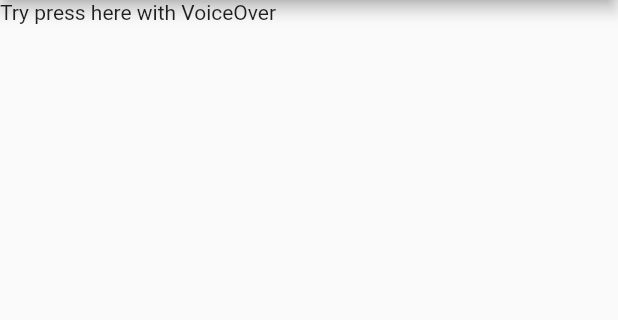
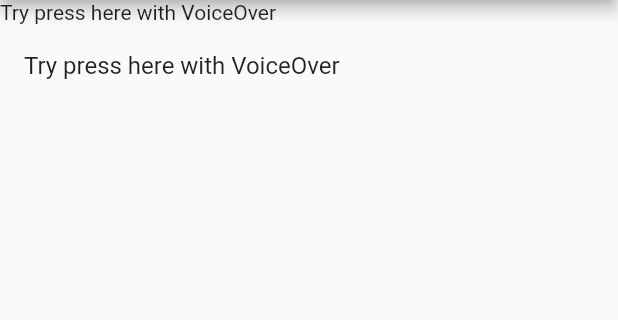
Before and after one commit to anjuiiita/Live_and_Learn, a Flutter app: the screen it shows after launch, on a phone screen of 412 x 824 dp, the part 84-404 px from its top. Run offline on Flutter 3.47's test engine with Material 2 defaults, Android fonts, the light colour scheme and no system bars.

Commit message:
add mesagge example

```diff
--- a/lib/entry/example.dart
+++ b/lib/entry/example.dart
@@ -1,4 +1,6 @@
 import 'package:flutter/material.dart';
+import 'package:live_and_learn/example/message.dart';
+import 'package:live_and_learn/tutorial/tutorial.dart';
 
 class ExampleView extends StatelessWidget {
   static const String route = '/example';
@@ -10,11 +12,30 @@
         title: Text("Live And Learn"),
       ),
       body: Container(
-        child: Semantics(
-          label: "Welcome Text",
-          child: Text(
-            "Try press here with VoiceOver",
-          ),
+        child: ListView(
+          children: [
+            Semantics(
+              label: "Welcome Text",
+              child: Text("Try press here with VoiceOver"),
+            ),
+            Semantics(
+              label: "Welcome Text",
+              onTap: () {
+                Navigator.of(context).push(
+                  MaterialPageRoute(
+                    builder: (BuildContext context) {
+                      return TutorialView(
+                        tutorial: sendMessageTutorial,
+                      );
+                    },
+                  ),
+                );
+              },
+              child: ListTile(
+                title: Text("Try press here with VoiceOver"),
+              ),
+            ),
+          ],
         ),
       ),
     );
--- /dev/null
+++ b/lib/example/message.dart
@@ -0,0 +1,9 @@
+import 'package:live_and_learn/entity/tutorial.dart';
+
+final TutorialEntity sendMessageTutorial = TutorialEntity(
+  name: "Send Message",
+  application: "Message",
+  schema: "",
+  steps: [],
+  android: true,
+);
```
Also changed, not shown: lib/entity/tutorial.dart (+9 -0 lines), lib/tutorial/step.dart (added, +8 -0 lines), lib/tutorial/tutorial.dart (added, +20 -0 lines).
